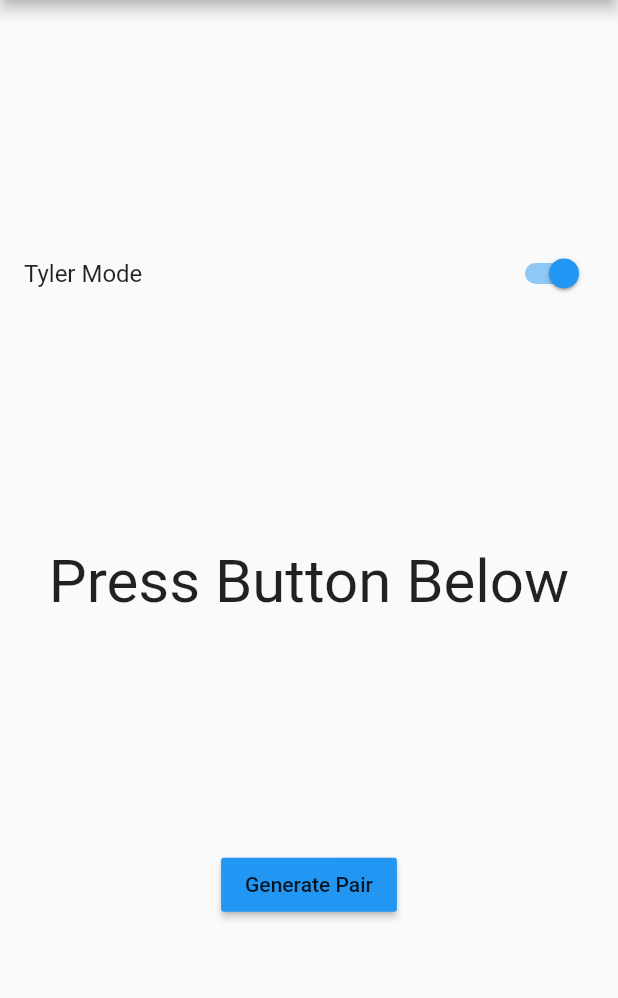
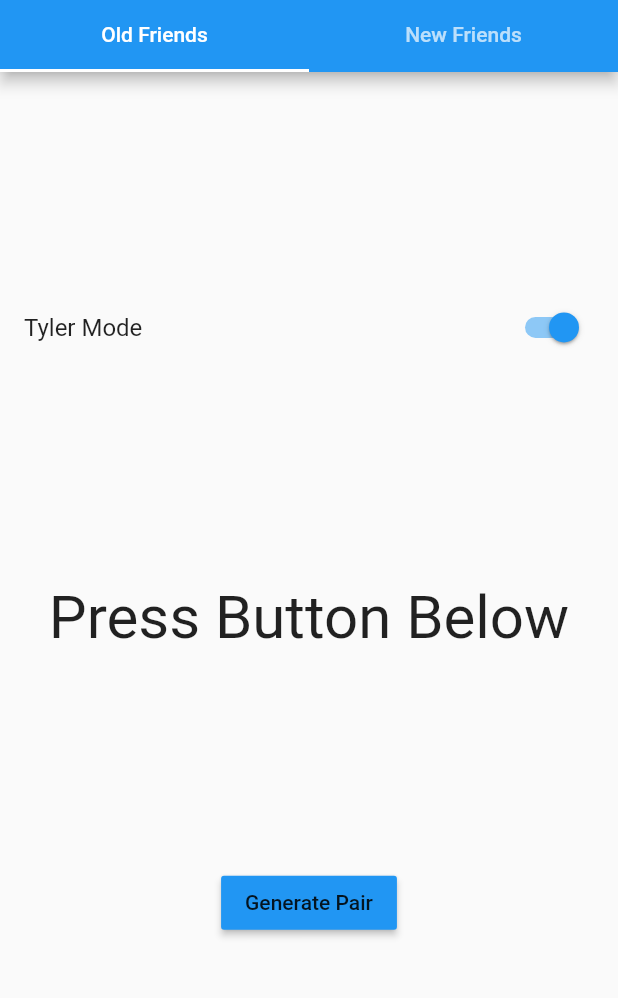
Before and after one commit to ninjawarrior1337/vertrandomize-flutter, a Flutter app: the screen it shows after launch, after a tap on "Tyler Mode", on a phone screen of 412 x 824 dp, the part 84-1082 px from its top. Run offline on Flutter 3.47's test engine with Material 2 defaults, Android fonts, the phone set to English and light mode, and no system bars.

Commit message:
Added tabs

```diff
--- a/lib/main.dart
+++ b/lib/main.dart
@@ -1,9 +1,58 @@
 import 'package:flutter/material.dart';
 
-import 'package:vertrandomize_flutter/pages/landing.dart';
+import 'package:vertrandomize_flutter/pages/newfriends.dart' as nfri;
+import 'package:vertrandomize_flutter/pages/oldfriends.dart' as ofri;
+
 void main()
 {
   runApp(new MaterialApp(
-    home: new landingPage()
+    home: new MyTabs()
   ));
 }
+
+class MyTabs extends StatefulWidget {
+  @override
+  MyTabsState createState() => new MyTabsState();
+}
+
+class MyTabsState extends State<MyTabs> with SingleTickerProviderStateMixin {
+
+
+  TabController controller;
+
+  @override
+  void initState() {
+    super.initState();
+    controller = new TabController(vsync: this, length: 2);
+  }
+
+  @override
+  void dispose() {
+    controller.dispose();
+    super.dispose();
+  }
+
+  @override
+  Widget build(BuildContext context) {
+    return new Scaffold(
+        appBar: new AppBar(
+            title: new Text("Vert Randomize 2"),
+            backgroundColor: Colors.blue,
+            bottom: new TabBar(
+                controller: controller,
+                tabs: <Tab>[
+                  new Tab(text: "Old Friends",),
+                  new Tab(text: "New Friends",),
+                ]
+            )
+        ),
+        body: new TabBarView(
+            controller: controller,
+            children: <Widget>[
+              new nfri.landingPage(),
+              new ofri.landingPage()
+            ]
+        )
+    );
+  }
+}
--- a/lib/pages/landing.dart
+++ b/lib/pages/newfriends.dart
@@ -60,12 +60,8 @@ class _landingPage extends State<landingPage>
   @override
   Widget build(BuildContext context)
   {
-    return new Material(
+    return new Container(
       child: new Scaffold(
-        appBar: new AppBar(
-          title: new Text("Vert Randomize 2"),
-          backgroundColor: Colors.blue,
-        ),
         body: new Column(
           mainAxisAlignment: MainAxisAlignment.spaceEvenly,
           children: <Widget>[
@@ -84,14 +80,14 @@ class _landingPage extends State<landingPage>
 
             ),
             new Center(
-              child: new Text(
+                child: new Text(
                   finalVal,
-                style: new TextStyle(
-                  fontSize: 40.0,
+                  style: new TextStyle(
+                    fontSize: 40.0,
 
+                  ),
                 ),
               ),
-            ),
             new Center(
               child: new RaisedButton(
                 onPressed: (){
--- /dev/null
+++ b/lib/pages/oldfriends.dart
@@ -0,0 +1,104 @@
+import 'package:flutter/material.dart';
+import 'dart:math';
+import 'dart:async';
+import 'package:flutter/services.dart';
+
+class landingPage extends StatefulWidget {
+  const landingPage({ Key key }) : super(key: key);
+
+  @override
+  _landingPage createState() => new _landingPage();
+}
+
+class _landingPage extends State<landingPage>
+{
+  List<String> people = new List(9);
+  String finalVal = "Press Button Below";
+  Color cbc = Colors.blue;
+
+  bool tylerSwitch = false;
+
+  int getNextInt()
+  {
+    if (tylerSwitch)
+      return 9;
+    else
+      return 8;
+  }
+
+  int getRand()
+  {
+    return new Random.secure().nextInt(getNextInt());
+  }
+
+  void _pressCode(){
+    people[0] = ("Derek");
+    people[1] = ("Jenna");
+    people[2] = ("Antonio");
+    people[3] = ("Steven");
+    people[4] = ("Tia");
+    people[5] = ("Dylan");
+    people[6] = ("Ethan");
+    people[7] = ("Marley");
+    people[8] = ("Tyler In VR");
+
+    setState((){
+      finalVal = '${people[getRand()]}, ${people[getRand()]}';
+      if (cbc == Colors.blue)
+      {
+        cbc = Colors.greenAccent;
+      }
+        else
+      {
+        cbc = Colors.blue;
+      }
+    });
+  }
+
+  @override
+  Widget build(BuildContext context)
+  {
+    return new Container(
+      child: new Scaffold(
+        body: new Column(
+          mainAxisAlignment: MainAxisAlignment.spaceEvenly,
+          children: <Widget>[
+            new Center(
+              child: new SwitchListTile(
+                  value: tylerSwitch,
+                  onChanged: (bool value) {
+                    SystemSound.play(SystemSoundType.click);
+                    setState(() {
+                      tylerSwitch = value;
+                    }
+                    );
+                    },
+                  title: new Text("Tyler Mode"),
+              ),
+
+            ),
+            new Center(
+                child: new Text(
+                  finalVal,
+                  style: new TextStyle(
+                    fontSize: 40.0,
+
+                  ),
+                ),
+              ),
+            new Center(
+              child: new RaisedButton(
+                onPressed: (){
+                  _pressCode();
+                  SystemSound.play(SystemSoundType.click);
+                },
+                color: cbc,
+                child: new Text("Generate Pair")
+              ),
+            )
+          ],
+        ),
+      ),
+    );
+  }
+}
```
